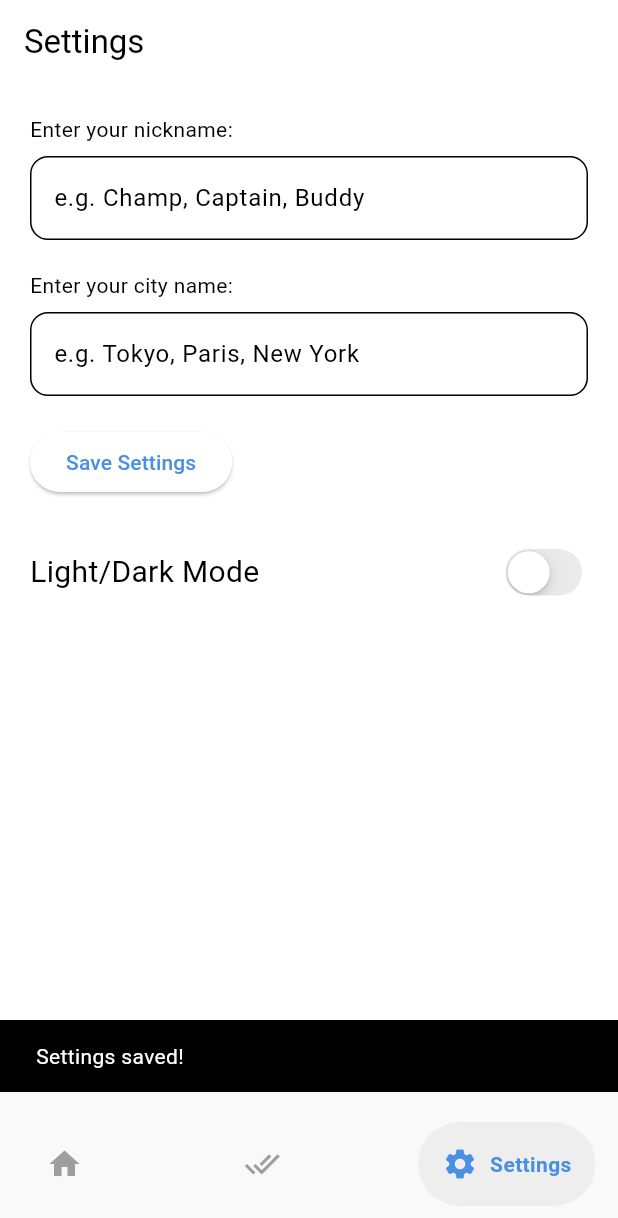
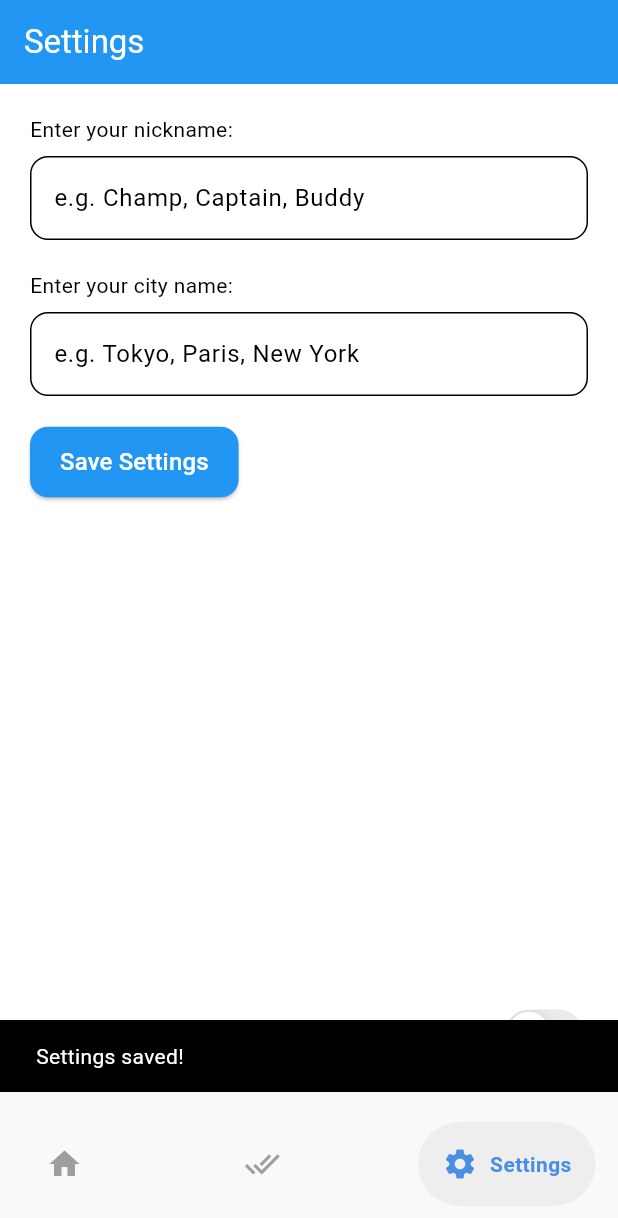
Before and after one commit to Ibrhm75/brivlo, a Flutter app: the screen it shows after launch, item 3 of the bottom bar chosen, after a tap on "Save Settings", on a phone screen of 412 x 824 dp. Shown: the top 1218 px of the screen. Run offline on Flutter 3.47's test engine with Material 3 defaults, Android fonts, the phone set to English and light mode, and no system bars; drawn by our look-alikes of google_nav_bar; our stand-ins replace flutter_animate, shared_preferences, weather; network calls fail.

Commit message:
changes in UI

```diff
--- a/lib/components/fade_appbar_layout.dart
+++ /dev/null
@@ -1,70 +0,0 @@
-import 'package:flutter/material.dart';
-import 'package:flutter_animate/flutter_animate.dart';
-
-class FadeAppBarLayout extends StatelessWidget {
-  final Widget child;
-  final String title;
-
-  const FadeAppBarLayout({
-    super.key,
-    required this.child,
-    this.title = "Brivlo",
-  });
-
-  @override
-  Widget build(BuildContext context) {
-    final primary = Theme.of(context).colorScheme.primary;
-    final background = Theme.of(context).colorScheme.background;
-
-    return Scaffold(
-      body: Column(
-        children: [
-          // 👑 Custom AppBar with gradient fade
-          Container(
-            height: 110,
-            width: double.infinity,
-            padding: const EdgeInsets.fromLTRB(20, 30, 20, 20),
-            decoration: BoxDecoration(
-              borderRadius: const BorderRadius.only(
-                topLeft: Radius.circular(20),
-                topRight: Radius.circular(20),
-                bottomLeft: Radius.circular(20),
-                bottomRight: Radius.circular(20),
-              ),
-              gradient: LinearGradient(
-                colors: [primary, background],
-                begin: Alignment.topCenter,
-                end: Alignment.bottomCenter,
-              ),
-            ),
-            child: Align(
-              alignment: Alignment.bottomLeft,
-              child: Center(
-                child: Text(
-                  title,
-                  style: TextStyle(
-                    fontSize: 40,
-                    fontWeight: FontWeight.bold,
-                    color: Theme.of(context).colorScheme.inversePrimary,
-                  ),
-                )
-                    .animate()
-                    .fadeIn(
-                      duration: 1200.ms,
-                      curve: Curves.easeOut,
-                    )
-                    .slideY(
-                      begin: -0.2,
-                      curve: Curves.easeOut,
-                    ),
-              ),
-            ),
-          ),
-
-          // 👇 Your page content
-          Expanded(child: child),
-        ],
-      ),
-    );
-  }
-}
--- a/lib/pages/dashboard_page.dart
+++ b/lib/pages/dashboard_page.dart
@@ -1,4 +1,3 @@
-import 'package:brivlo/components/fade_appbar_layout.dart';
 import 'package:brivlo/sections/checklist_section.dart';
 import 'package:brivlo/sections/greeting_section.dart';
 import 'package:brivlo/sections/weather_section.dart';
@@ -10,77 +9,26 @@ class DashboardPage extends StatelessWidget {
   @override
   Widget build(BuildContext context) {
     return Scaffold(
-      body: FadeAppBarLayout(
-        child: Padding(
-          padding: const EdgeInsets.all(16.0),
-          child: SingleChildScrollView(
-            child: Column(
-              crossAxisAlignment: CrossAxisAlignment.start,
-              children: [
-                const GreetingSection(),
-                const SizedBox(height: 16),
-                const WeatherSection(),
-                const SizedBox(height: 16),
-                const ChecklistSection(),
-                const SizedBox(height: 16),
-                _tasksPreview(),
-                const SizedBox(height: 16),
-                _remindersPreview(),
-                const SizedBox(height: 16),
-                _dailyFocus(),
-                const SizedBox(height: 24),
-              ],
-            ),
+      appBar: AppBar(
+        title: const Text("Brivlo"),
+        centerTitle: true,
+      ),
+      body: const Padding(
+        padding: EdgeInsets.all(16.0),
+        child: SingleChildScrollView(
+          child: Column(
+            crossAxisAlignment: CrossAxisAlignment.start,
+            children: [
+              GreetingSection(),
+              SizedBox(height: 16),
+              WeatherSection(),
+              SizedBox(height: 16),
+              ChecklistSection(),
+              SizedBox(height: 16),
+            ],
           ),
         ),
       ),
     );
   }
-
-  Widget _tasksPreview() {
-    final tasks = ['Finish mockups', 'Reply to emails', 'Team sync @ 3pm'];
-    return Column(
-      crossAxisAlignment: CrossAxisAlignment.start,
-      children: [
-        const Text('Today’s Tasks',
-            style: TextStyle(fontSize: 18, fontWeight: FontWeight.w600)),
-        ...tasks.map((task) => CheckboxListTile(
-              value: false,
-              onChanged: (val) {},
-              title: Text(task),
-            )),
-      ],
-    );
-  }
-
-  Widget _remindersPreview() {
-    final reminders = [
-      {'time': '9:00 AM', 'label': 'Meeting'},
-      {'time': '1:00 PM', 'label': 'Lunch with Sarah'},
-    ];
-    return Column(
-      crossAxisAlignment: CrossAxisAlignment.start,
-      children: [
-        const Text('Reminders',
-            style: TextStyle(fontSize: 18, fontWeight: FontWeight.w600)),
-        ...reminders.map((reminder) => ListTile(
-              leading: const Icon(Icons.alarm),
-              title: Text(reminder['label']!),
-              subtitle: Text(reminder['time']!),
-            )),
-      ],
-    );
-  }
-
-  Widget _dailyFocus() {
-    return const Column(
-      crossAxisAlignment: CrossAxisAlignment.start,
-      children: [
-        Text('Daily Focus',
-            style: TextStyle(fontSize: 18, fontWeight: FontWeight.w600)),
-        SizedBox(height: 4),
-        Text('Focus: Finish UX mockups'),
-      ],
-    );
-  }
 }
--- a/lib/pages/home_page.dart
+++ b/lib/pages/home_page.dart
@@ -22,7 +22,8 @@ class _HomePageState extends State<HomePage> {
 
   @override
   Widget build(BuildContext context) {
-    return Scaffold(
+    return SafeArea(
+      child: Scaffold(
         body: Center(
           child: _widgetOptions.elementAt(_selectedIndex),
         ),
@@ -60,6 +61,7 @@ class _HomePageState extends State<HomePage> {
             ),
           ),
         ),
+      ),
     );
   }
 }
--- a/lib/pages/settings_page.dart
+++ b/lib/pages/settings_page.dart
@@ -41,7 +41,14 @@ class _SettingsPageState extends State<SettingsPage> {
   @override
   Widget build(BuildContext context) {
     return Scaffold(
-      appBar: AppBar(title: const Text("Settings")),
+      appBar: AppBar(
+          backgroundColor: Provider.of<ThemeProvider>(context).isDarkMode
+              ? Colors.black
+              : Colors.blue,
+          title: const Text(
+            "Settings",
+            style: TextStyle(color: Colors.white),
+          )),
       body: Padding(
         padding: const EdgeInsets.all(20.0),
         child: Column(
@@ -73,9 +80,25 @@ class _SettingsPageState extends State<SettingsPage> {
             const SizedBox(height: 20),
             ElevatedButton(
               onPressed: _saveSettings,
-              child: const Text("Save Settings"),
+              style: ElevatedButton.styleFrom(
+                backgroundColor: Provider.of<ThemeProvider>(context).isDarkMode
+                    ? Colors.black
+                    : Colors.blue,
+                padding:
+                    const EdgeInsets.symmetric(horizontal: 20, vertical: 12),
+                shape: RoundedRectangleBorder(
+                  borderRadius: BorderRadius.circular(12),
+                ),
+              ),
+              child: const Text("Save Settings",
+                  style: TextStyle(
+                    color: Colors.white,
+                    fontSize: 16,
+                  )),
             ),
-            const SizedBox(height: 30),
+            Expanded(
+              child: Container(),
+            ),
             Row(
               mainAxisAlignment: MainAxisAlignment.spaceBetween,
               children: [
--- a/lib/pages/todo_page.dart
+++ b/lib/pages/todo_page.dart
@@ -1,5 +1,7 @@
+import 'package:brivlo/theme/theme_provider.dart';
 import 'package:flutter/material.dart';
 import 'package:flutter_animate/flutter_animate.dart';
+import 'package:provider/provider.dart';
 import 'package:shared_preferences/shared_preferences.dart';
 
 class ToDoPage extends StatefulWidget {
@@ -75,7 +77,9 @@ class _ToDoPageState extends State<ToDoPage> {
     return Scaffold(
       appBar: AppBar(
         title: const Text("Your To-Do List"),
-        backgroundColor: primary,
+        backgroundColor: Provider.of<ThemeProvider>(context).isDarkMode
+            ? Colors.black
+            : Colors.blue,
         foregroundColor: Colors.white,
         elevation: 0,
       ),
--- a/lib/sections/greeting_section.dart
+++ b/lib/sections/greeting_section.dart
@@ -47,12 +47,6 @@ class _GreetingSectionState extends State<GreetingSection> {
     final isMorning = hour < 12;
     final isEvening = hour >= 18;
 
-    final greetingEmoji = isMorning
-        ? '🌅'
-        : isEvening
-            ? '🌙'
-            : '🌤️';
-
     final greetingText = isMorning
         ? 'Good Morning'
         : isEvening
@@ -60,7 +54,7 @@ class _GreetingSectionState extends State<GreetingSection> {
             : 'Good Afternoon';
 
     return Padding(
-      padding: const EdgeInsets.symmetric(horizontal: 5.0, vertical: 16.0),
+      padding: const EdgeInsets.symmetric(horizontal: 10.0, vertical: 16),
       child: Container(
         width: MediaQuery.sizeOf(context).width,
         padding: const EdgeInsets.all(24),
@@ -70,7 +64,7 @@ class _GreetingSectionState extends State<GreetingSection> {
                 ? [Colors.orange.shade100, Colors.pink.shade100]
                 : isEvening
                     ? [Colors.blue.shade500, Colors.deepPurple.shade400]
-                    : [Colors.green.shade400, Colors.cyan.shade100],
+                    : [Colors.green.shade400, Colors.cyan.shade200],
             begin: Alignment.topLeft,
             end: Alignment.bottomRight,
           ),
@@ -89,14 +83,6 @@ class _GreetingSectionState extends State<GreetingSection> {
             Row(
               mainAxisAlignment: MainAxisAlignment.spaceAround,
               children: [
-                // Text(
-                //   greetingEmoji,
-                //   style: const TextStyle(fontSize: 40),
-                // )
-                //     .animate()
-                //     .shimmer(duration: 3.seconds)
-                //     .fadeIn(duration: 1200.ms),
-                // const SizedBox(width: 12),
                 Column(
                   children: [
                     Text(
@@ -129,7 +115,7 @@ class _GreetingSectionState extends State<GreetingSection> {
             Text(
               '“$quote”',
               style: const TextStyle(
-                fontSize: 16,
+                fontSize: 18,
                 fontStyle: FontStyle.italic,
                 color: Colors.black54,
               ),
```
Also changed, not shown: 1 other file. Lines whose indentation alone changed are shown as unchanged.
